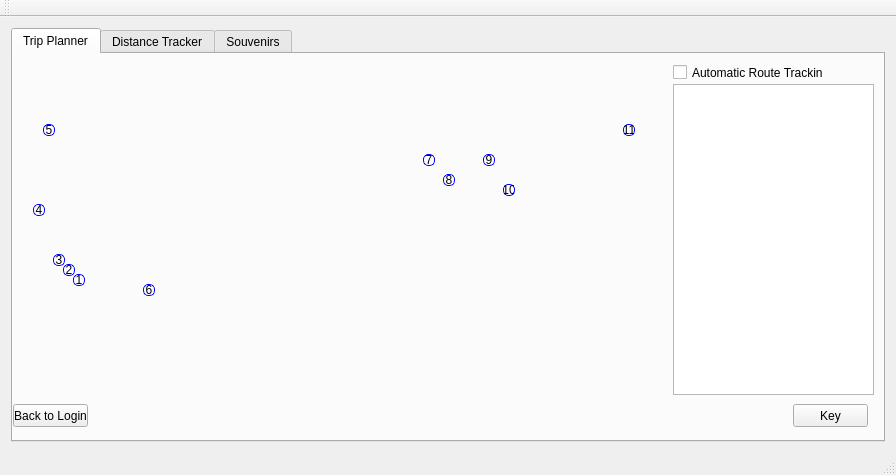
The window that Group_Project_1/mainwindow.ui (Cyrus-Riahi/CS1D-P1) describes before a commit, drawn with Qt 5.
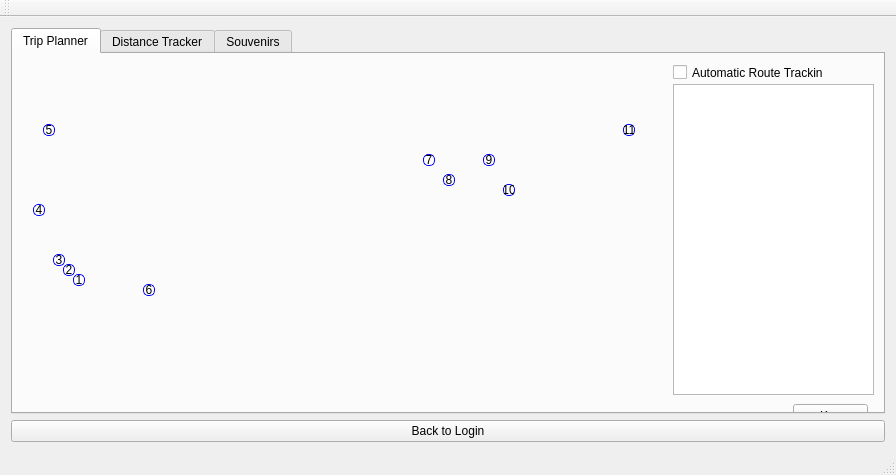
The same window after the commit.

Commit message: Pushin an almost working admin UI

```diff
--- a/Group_Project_1/mainwindow.ui
+++ b/Group_Project_1/mainwindow.ui
@@ -32,25 +32,6 @@
          <attribute name="title">
           <string>Trip Planner</string>
          </attribute>
-         <widget class="QPushButton" name="backToLoginButton">
-          <property name="geometry">
-           <rect>
-            <x>0</x>
-            <y>350</y>
-            <width>75</width>
-            <height>23</height>
-           </rect>
-          </property>
-          <property name="autoFillBackground">
-           <bool>false</bool>
-          </property>
-          <property name="text">
-           <string>Back to Login</string>
-          </property>
-          <property name="flat">
-           <bool>false</bool>
-          </property>
-         </widget>
          <widget class="QLabel" name="Us_pixelmap">
           <property name="geometry">
            <rect>
@@ -531,6 +512,19 @@
       </item>
      </layout>
     </item>
+    <item row="1" column="0">
+     <widget class="QPushButton" name="backToLoginButton">
+      <property name="autoFillBackground">
+       <bool>false</bool>
+      </property>
+      <property name="text">
+       <string>Back to Login</string>
+      </property>
+      <property name="flat">
+       <bool>false</bool>
+      </property>
+     </widget>
+    </item>
    </layout>
   </widget>
   <widget class="QMenuBar" name="menuBar">
```
The commit also changes 6 other files.
